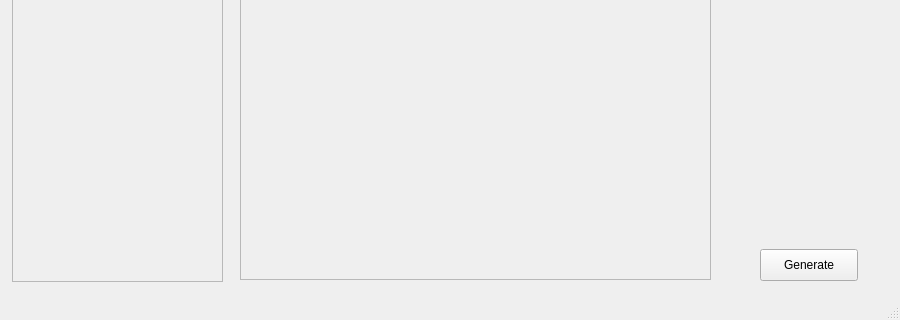
Qt form src/confGen.ui (nvc8996/conf-gen) before a commit; both pictures show x 0 to 900 and y 280 to 600 of the 900 by 600 pixel window.
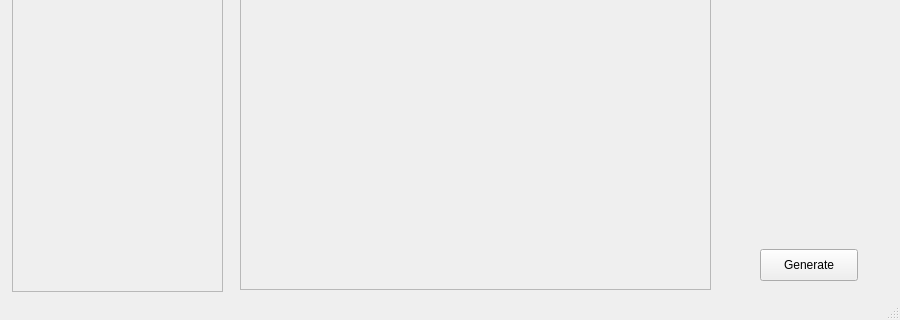
The same form after that commit.

What changed in the file:
```diff
--- a/src/confGen.ui
+++ b/src/confGen.ui
@@ -51,7 +51,7 @@
       <x>12</x>
       <y>42</y>
       <width>211</width>
-      <height>501</height>
+      <height>511</height>
      </rect>
     </property>
     <property name="sizePolicy">
@@ -69,7 +69,7 @@
        <x>0</x>
        <y>0</y>
        <width>209</width>
-       <height>499</height>
+       <height>509</height>
       </rect>
      </property>
      <layout class="QVBoxLayout" name="verticalLayout"/>
@@ -81,7 +81,7 @@
       <x>240</x>
       <y>40</y>
       <width>471</width>
-      <height>501</height>
+      <height>511</height>
      </rect>
     </property>
     <property name="sizePolicy">
@@ -99,7 +99,7 @@
        <x>0</x>
        <y>0</y>
        <width>469</width>
-       <height>499</height>
+       <height>509</height>
       </rect>
      </property>
      <layout class="QVBoxLayout" name="verticalLayout_2"/>
```
Left out of the diff: 12 changed lines with no effect on the pictures.
